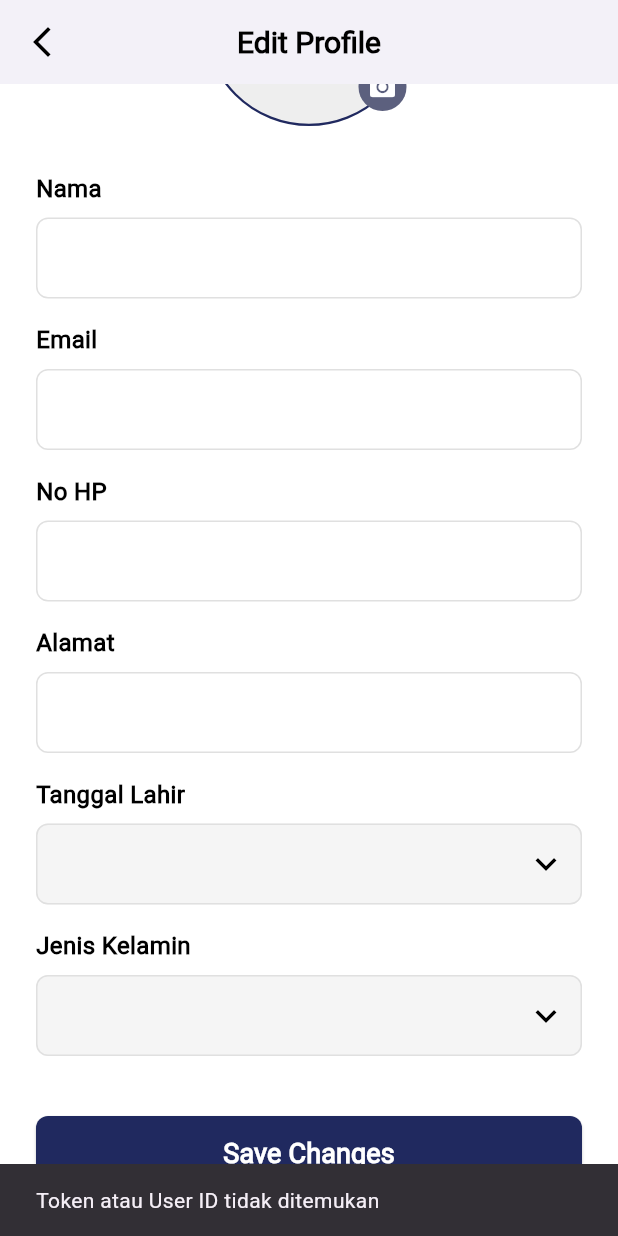
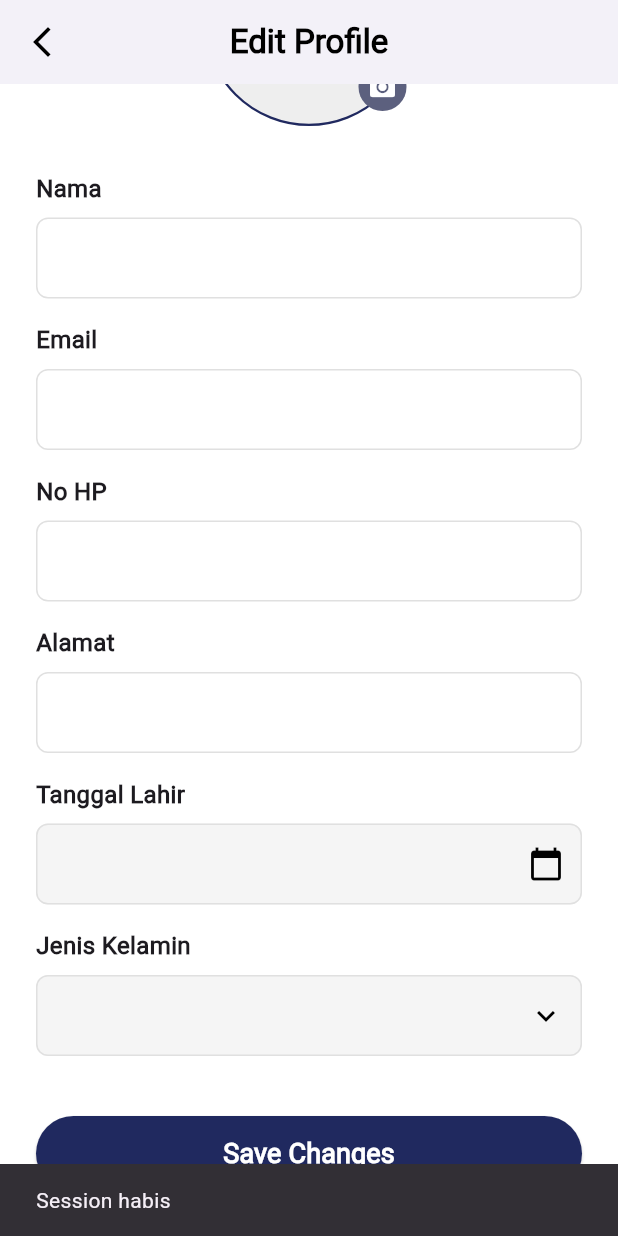
Before and after one commit to Jerjer570/mobile-absensi, a Flutter app: the EditProfile screen opened directly, scrolled down 132 dp, after a tap on "Save Changes", on a phone screen of 412 x 824 dp. Run offline on Flutter 3.47's test engine with Material 3 defaults, Android fonts, the phone set to English and light mode, and no system bars; our stand-ins replace device_info_plus, geolocator, image_picker, shared_preferences, table_calendar; accounts and stored records are empty.

Commit message:
Update edit_profil.dart

```diff
--- a/lib/edit_profil.dart
+++ b/lib/edit_profil.dart
@@ -49,36 +49,149 @@ class _EditProfileState extends State<EditProfile> {
 
   File? _imageFile;
 
+  String? _existingPhotoUrl;
+
+  // =========================================================
+  // INIT
+  // =========================================================
+
+  @override
+  void initState() {
+    super.initState();
+    _fetchProfileData();
+  }
+
+  @override
+  void dispose() {
+    _nameController.dispose();
+    _emailController.dispose();
+    _phoneController.dispose();
+    _addressController.dispose();
+    _dateController.dispose();
+    _genderController.dispose();
+    super.dispose();
+  }
+
+  // =========================================================
+  // FETCH PROFILE
+  // =========================================================
+
+  Future<void> _fetchProfileData() async {
+
+    setState(() {
+      _isLoading = true;
+    });
+
+    try {
+
+      final prefs =
+          await SharedPreferences.getInstance();
+
+      final token =
+          prefs.getString('auth_token');
+
+      final userId =
+          prefs.getInt('user_id');
+
+      if (token == null || userId == null) {
+        return;
+      }
+
+      final response = await http.get(
+        Uri.parse(
+          "${ApiConstants.updateProfile}/$userId",
+        ),
+        headers: {
+          'Authorization': 'Bearer $token',
+          'Accept': 'application/json',
+        },
+      );
+
+      print(response.body);
+
+      if (response.statusCode == 200) {
+
+        final data =
+            jsonDecode(response.body)['data'];
+
+        setState(() {
+
+          _nameController.text =
+              data['nama_lengkap'] ?? '';
+
+          _emailController.text =
+              data['email'] ?? '';
+
+          _phoneController.text =
+              data['no_hp'] ?? '';
+
+          _addressController.text =
+              data['alamat'] ?? '';
+
+          _dateController.text =
+              data['tanggal_lahir'] ?? '';
+
+          _genderController.text =
+              data['jenis_kelamin'] ?? '';
+
+          _existingPhotoUrl =
+              data['foto_profile'];
+
+        });
+      }
+
+    } catch (e) {
+
+      print("ERROR FETCH PROFILE: $e");
+
+    } finally {
+
+      setState(() {
+        _isLoading = false;
+      });
+
+    }
+  }
+
   // =========================================================
   // PICK IMAGE
   // =========================================================
 
-  Future<void> _pickImage(ImageSource source) async {
+  Future<void> _pickImage(
+      ImageSource source) async {
+
     try {
 
-      final ImagePicker picker = ImagePicker();
+      final ImagePicker picker =
+          ImagePicker();
 
-      final XFile? image = await picker.pickImage(
+      final XFile? image =
+          await picker.pickImage(
         source: source,
         imageQuality: 50,
       );
 
       if (image != null) {
+
         setState(() {
           _imageFile = File(image.path);
         });
+
       }
 
     } catch (e) {
+
       print("Error Pick Image: $e");
+
     }
   }
 
   // =========================================================
-  // SHOW IMAGE PICKER
+  // SHOW PICKER
   // =========================================================
 
   void _showPicker() {
+
     showModalBottomSheet(
       context: context,
       builder: (BuildContext bc) {
@@ -87,33 +200,31 @@ class _EditProfileState extends State<EditProfile> {
           child: Wrap(
             children: [
 
-              // =========================
-              // GALLERY
-              // =========================
-
               ListTile(
-                leading: const Icon(Icons.photo_library),
+                leading:
+                    const Icon(Icons.photo_library),
                 title: const Text('Galeri'),
                 onTap: () async {
 
                   Navigator.pop(context);
 
-                  await _pickImage(ImageSource.gallery);
+                  await _pickImage(
+                    ImageSource.gallery,
+                  );
                 },
               ),
 
-              // =========================
-              // CAMERA
-              // =========================
-
               ListTile(
-                leading: const Icon(Icons.photo_camera),
+                leading:
+                    const Icon(Icons.photo_camera),
                 title: const Text('Kamera'),
                 onTap: () async {
 
                   Navigator.pop(context);
 
-                  await _pickImage(ImageSource.camera);
+                  await _pickImage(
+                    ImageSource.camera,
+                  );
                 },
               ),
             ],
@@ -128,11 +239,11 @@ class _EditProfileState extends State<EditProfile> {
   // =========================================================
 
   Future<void> _selectDate() async {
-    try {
 
-      DateTime? picked = await showDatePicker(
+    DateTime? picked =
+        await showDatePicker(
       context: context,
-        initialDate: DateTime(1995, 5, 23),
+      initialDate: DateTime(2000),
       firstDate: DateTime(1970),
       lastDate: DateTime.now(),
     );
@@ -140,16 +251,14 @@ class _EditProfileState extends State<EditProfile> {
     if (picked != null) {
 
       setState(() {
+
         _dateController.text =
-          "${picked.day.toString().padLeft(2, '0')}/"
-              "${picked.month.toString().padLeft(2, '0')}/"
-              "${picked.year}";
+            "${picked.year}-"
+            "${picked.month.toString().padLeft(2, '0')}-"
+            "${picked.day.toString().padLeft(2, '0')}";
+
       });
 
-      }
-
-    } catch (e) {
-      print("Error Select Date: $e");
     }
   }
 
@@ -162,8 +271,6 @@ class _EditProfileState extends State<EditProfile> {
     showModalBottomSheet(
       context: context,
       backgroundColor: Colors.white,
-      useSafeArea: true,
-      isScrollControlled: true,
       shape: const RoundedRectangleBorder(
         borderRadius: BorderRadius.vertical(
           top: Radius.circular(20),
@@ -172,18 +279,12 @@ class _EditProfileState extends State<EditProfile> {
       builder: (context) {
 
         return SafeArea(
-          child: Padding(
-            padding: EdgeInsets.only(
-              bottom:
-              MediaQuery.of(context).padding.bottom + 10,
-              top: 10,
-            ),
           child: Column(
             mainAxisSize: MainAxisSize.min,
             children: [
 
               const Padding(
-                  padding: EdgeInsets.all(16.0),
+                padding: EdgeInsets.all(16),
                 child: Text(
                   "Pilih Jenis Kelamin",
                   style: TextStyle(
@@ -193,16 +294,13 @@ class _EditProfileState extends State<EditProfile> {
                 ),
               ),
 
-                // =========================
-                // LAKI LAKI
-                // =========================
-
               ListTile(
                 leading: const Icon(
                   Icons.male,
                   color: Colors.blue,
                 ),
-                  title: const Text("Laki - Laki"),
+                title:
+                    const Text("Laki - Laki"),
                 onTap: () {
 
                   setState(() {
@@ -214,16 +312,13 @@ class _EditProfileState extends State<EditProfile> {
                 },
               ),
 
-                // =========================
-                // PEREMPUAN
-                // =========================
-
               ListTile(
                 leading: const Icon(
                   Icons.female,
                   color: Colors.pink,
                 ),
-                  title: const Text("Perempuan"),
+                title:
+                    const Text("Perempuan"),
                 onTap: () {
 
                   setState(() {
@@ -236,14 +331,13 @@ class _EditProfileState extends State<EditProfile> {
               ),
             ],
           ),
-          ),
         );
       },
     );
   }
 
   // =========================================================
-  // UPDATE PROFILE API
+  // UPDATE PROFILE
   // =========================================================
 
   Future<void> _updateProfile() async {
@@ -254,10 +348,6 @@ class _EditProfileState extends State<EditProfile> {
 
     try {
 
-      // =========================
-      // SHARED PREFERENCES
-      // =========================
-
       final prefs =
           await SharedPreferences.getInstance();
 
@@ -267,16 +357,13 @@ class _EditProfileState extends State<EditProfile> {
       final userId =
           prefs.getInt('user_id');
 
-      // =========================
-      // VALIDASI
-      // =========================
-
       if (token == null || userId == null) {
 
-        ScaffoldMessenger.of(context).showSnackBar(
+        ScaffoldMessenger.of(context)
+            .showSnackBar(
           const SnackBar(
             content: Text(
-              "Token atau User ID tidak ditemukan",
+              "Session habis",
             ),
           ),
         );
@@ -284,32 +371,20 @@ class _EditProfileState extends State<EditProfile> {
         return;
       }
 
-      // =========================
-      // URL API
-      // =========================
-
       final url = Uri.parse(
         "${ApiConstants.updateProfile}/$userId",
       );
 
-      // =========================
-      // MULTIPART REQUEST
-      // =========================
-
-      var request = http.MultipartRequest(
+      var request =
+          http.MultipartRequest(
         'POST',
         url,
       );
 
-      request.headers['Authorization'] =
-      'Bearer $token';
-
-      request.headers['Accept'] =
-      'application/json';
-
-      // =========================
-      // FIELD DATA
-      // =========================
+      request.headers.addAll({
+        'Authorization': 'Bearer $token',
+        'Accept': 'application/json',
+      });
 
       request.fields['email'] =
           _emailController.text;
@@ -332,10 +407,6 @@ class _EditProfileState extends State<EditProfile> {
       request.fields['device_id'] =
           'android_001';
 
-      // =========================
-      // UPLOAD FOTO
-      // =========================
-
       if (_imageFile != null) {
 
         request.files.add(
@@ -347,31 +418,24 @@ class _EditProfileState extends State<EditProfile> {
 
       }
 
-      // =========================
-      // SEND REQUEST
-      // =========================
-
       var response =
           await request.send();
 
       var res =
-      await http.Response.fromStream(response);
+          await http.Response.fromStream(
+              response);
 
       final data =
           jsonDecode(res.body);
 
-      print("STATUS CODE: ${response.statusCode}");
-      print("RESPONSE: $data");
-
-      // =========================
-      // SUCCESS
-      // =========================
+      print(data);
 
       if (response.statusCode == 200) {
 
         if (mounted) {
 
-          ScaffoldMessenger.of(context).showSnackBar(
+          ScaffoldMessenger.of(context)
+              .showSnackBar(
             const SnackBar(
               content: Text(
                 "Profil berhasil diperbarui",
@@ -385,13 +449,8 @@ class _EditProfileState extends State<EditProfile> {
 
       } else {
 
-        // =========================
-        // FAILED
-        // =========================
-
-        if (mounted) {
-
-          ScaffoldMessenger.of(context).showSnackBar(
+        ScaffoldMessenger.of(context)
+            .showSnackBar(
           SnackBar(
             content: Text(
               data['message'] ??
@@ -402,23 +461,18 @@ class _EditProfileState extends State<EditProfile> {
 
       }
 
-      }
-
     } catch (e) {
 
-      print("Error Update Profile: $e");
+      print("ERROR UPDATE: $e");
 
-      if (mounted) {
-
-        ScaffoldMessenger.of(context).showSnackBar(
+      ScaffoldMessenger.of(context)
+          .showSnackBar(
         const SnackBar(
           content: Text(
             "Terjadi kesalahan",
           ),
         ),
       );
-
-      }
 
     } finally {
 
@@ -440,10 +494,6 @@ class _EditProfileState extends State<EditProfile> {
 
       backgroundColor: Colors.white,
 
-      // =====================================================
-      // APPBAR
-      // =====================================================
-
       appBar: AppBar(
         backgroundColor: Colors.white,
         elevation: 0,
@@ -463,33 +513,28 @@ class _EditProfileState extends State<EditProfile> {
           style: TextStyle(
             color: Colors.black,
             fontWeight: FontWeight.bold,
-            fontSize: 20,
           ),
         ),
 
         centerTitle: true,
       ),
 
-      // =====================================================
-      // BODY
-      // =====================================================
-
-      body: SingleChildScrollView(
-        padding: const EdgeInsets.symmetric(
+      body: _isLoading &&
+              _nameController.text.isEmpty
+          ? const Center(
+              child:
+                  CircularProgressIndicator(),
+            )
+          : SingleChildScrollView(
+              padding:
+                  const EdgeInsets.symmetric(
                 horizontal: 24,
               ),
 
               child: Column(
-          crossAxisAlignment:
-          CrossAxisAlignment.start,
-
                 children: [
 
                   const SizedBox(height: 20),
-
-            // =================================================
-            // FOTO PROFILE
-            // =================================================
 
                   Center(
                     child: GestureDetector(
@@ -502,31 +547,52 @@ class _EditProfileState extends State<EditProfile> {
                             width: 140,
                             height: 140,
 
-                      decoration: BoxDecoration(
-                        shape: BoxShape.circle,
+                            decoration:
+                                BoxDecoration(
+                              shape:
+                                  BoxShape.circle,
 
                               border: Border.all(
                                 color: navyColor,
                                 width: 1.5,
                               ),
 
-                        color: Colors.grey.shade200,
+                              color: Colors
+                                  .grey.shade200,
 
-                        image: _imageFile != null
+                              image:
+                                  _imageFile !=
+                                          null
                                       ? DecorationImage(
-                          image: FileImage(
+                                          image:
+                                              FileImage(
                                             _imageFile!,
                                           ),
-                          fit: BoxFit.cover,
+                                          fit: BoxFit
+                                              .cover,
                                         )
-                            : null,
+                                      : (_existingPhotoUrl !=
+                                              null
+                                          ? DecorationImage(
+                                              image:
+                                                  NetworkImage(
+                                                _existingPhotoUrl!,
+                                              ),
+                                              fit: BoxFit
+                                                  .cover,
+                                            )
+                                          : null),
                             ),
 
-                      child: _imageFile == null
+                            child: _imageFile ==
+                                        null &&
+                                    _existingPhotoUrl ==
+                                        null
                                 ? const Icon(
                                     Icons.person,
                                     size: 80,
-                        color: Colors.grey,
+                                    color:
+                                        Colors.grey,
                                   )
                                 : null,
                           ),
@@ -537,18 +603,21 @@ class _EditProfileState extends State<EditProfile> {
 
                             child: Container(
                               padding:
-                        const EdgeInsets.all(6),
+                                  const EdgeInsets
+                                      .all(6),
 
                               decoration:
                                   const BoxDecoration(
-                          color:
-                          Color(0xFF5C607E),
-                          shape: BoxShape.circle,
+                                color: Color(
+                                    0xFF5C607E),
+                                shape:
+                                    BoxShape.circle,
                               ),
 
                               child: const Icon(
                                 Icons.camera_alt,
-                          color: Colors.white,
+                                color:
+                                    Colors.white,
                                 size: 20,
                               ),
                             ),
@@ -560,29 +629,29 @@ class _EditProfileState extends State<EditProfile> {
 
                   const SizedBox(height: 30),
 
-            // =================================================
-            // INPUT FIELD
-            // =================================================
-
                   _buildInputField(
                     label: 'Nama',
-              controller: _nameController,
+                    controller:
+                        _nameController,
                   ),
 
                   const SizedBox(height: 16),
 
                   _buildInputField(
                     label: 'Email',
-              controller: _emailController,
+                    controller:
+                        _emailController,
                     keyboardType:
-              TextInputType.emailAddress,
+                        TextInputType
+                            .emailAddress,
                   ),
 
                   const SizedBox(height: 16),
 
                   _buildInputField(
                     label: 'No HP',
-              controller: _phoneController,
+                    controller:
+                        _phoneController,
                     keyboardType:
                         TextInputType.phone,
                   ),
@@ -591,16 +660,18 @@ class _EditProfileState extends State<EditProfile> {
 
                   _buildInputField(
                     label: 'Alamat',
-              controller: _addressController,
+                    controller:
+                        _addressController,
                   ),
 
                   const SizedBox(height: 16),
 
                   _buildInputField(
                     label: 'Tanggal Lahir',
-              controller: _dateController,
+                    controller:
+                        _dateController,
                     suffixIcon:
-              Icons.keyboard_arrow_down,
+                        Icons.calendar_today,
                     readOnly: true,
                     onTap: _selectDate,
                   ),
@@ -609,7 +680,8 @@ class _EditProfileState extends State<EditProfile> {
 
                   _buildInputField(
                     label: 'Jenis Kelamin',
-              controller: _genderController,
+                    controller:
+                        _genderController,
                     suffixIcon:
                         Icons.keyboard_arrow_down,
                     readOnly: true,
@@ -617,10 +689,6 @@ class _EditProfileState extends State<EditProfile> {
                   ),
 
                   const SizedBox(height: 40),
-
-            // =================================================
-            // BUTTON SAVE
-            // =================================================
 
                   SizedBox(
                     width: double.infinity,
@@ -632,13 +700,11 @@ class _EditProfileState extends State<EditProfile> {
                               ? null
                               : _updateProfile,
 
-                style: ElevatedButton.styleFrom(
-                  backgroundColor: navyColor,
-
-                  shape: RoundedRectangleBorder(
-                    borderRadius:
-                    BorderRadius.circular(8),
-                  ),
+                      style:
+                          ElevatedButton
+                              .styleFrom(
+                        backgroundColor:
+                            navyColor,
                       ),
 
                       child: Text(
@@ -646,10 +712,13 @@ class _EditProfileState extends State<EditProfile> {
                             ? 'Memproses...'
                             : 'Save Changes',
 
-                  style: const TextStyle(
-                    color: Colors.white,
+                        style:
+                            const TextStyle(
+                          color:
+                              Colors.white,
                           fontSize: 18,
-                    fontWeight: FontWeight.w600,
+                          fontWeight:
+                              FontWeight.w600,
                         ),
                       ),
                     ),
@@ -663,7 +732,7 @@ class _EditProfileState extends State<EditProfile> {
   }
 
   // =========================================================
-  // INPUT FIELD WIDGET
+  // INPUT FIELD
   // =========================================================
 
   Widget _buildInputField({
@@ -688,7 +757,6 @@ class _EditProfileState extends State<EditProfile> {
           style: const TextStyle(
             fontSize: 16,
             fontWeight: FontWeight.bold,
-            color: Colors.black,
           ),
         ),
 
@@ -718,29 +786,27 @@ class _EditProfileState extends State<EditProfile> {
                 ? Icon(
                     suffixIcon,
                     color: Colors.black,
-              size: 28,
                   )
                 : null,
 
             border: OutlineInputBorder(
               borderRadius:
                   BorderRadius.circular(8),
-
-              borderSide: BorderSide(
-                color: Colors.grey.shade300,
-              ),
             ),
 
-            enabledBorder: OutlineInputBorder(
+            enabledBorder:
+                OutlineInputBorder(
               borderRadius:
                   BorderRadius.circular(8),
 
               borderSide: BorderSide(
-                color: Colors.grey.shade300,
+                color:
+                    Colors.grey.shade300,
               ),
             ),
 
-            focusedBorder: OutlineInputBorder(
+            focusedBorder:
+                OutlineInputBorder(
               borderRadius:
                   BorderRadius.circular(8),
 
```
Lines whose indentation alone changed are shown as unchanged.
